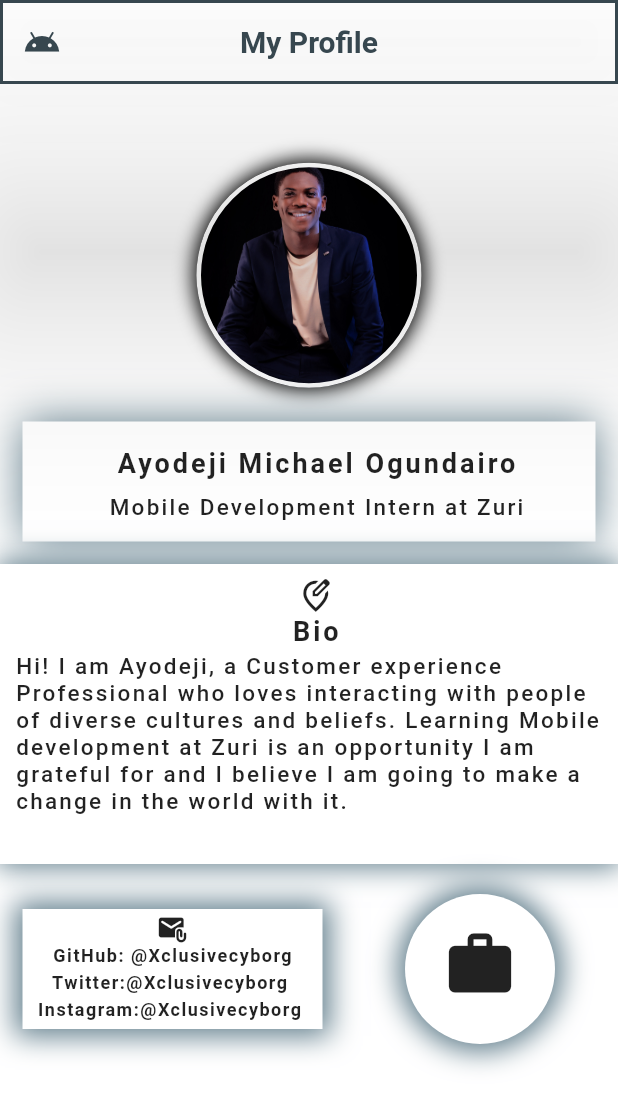
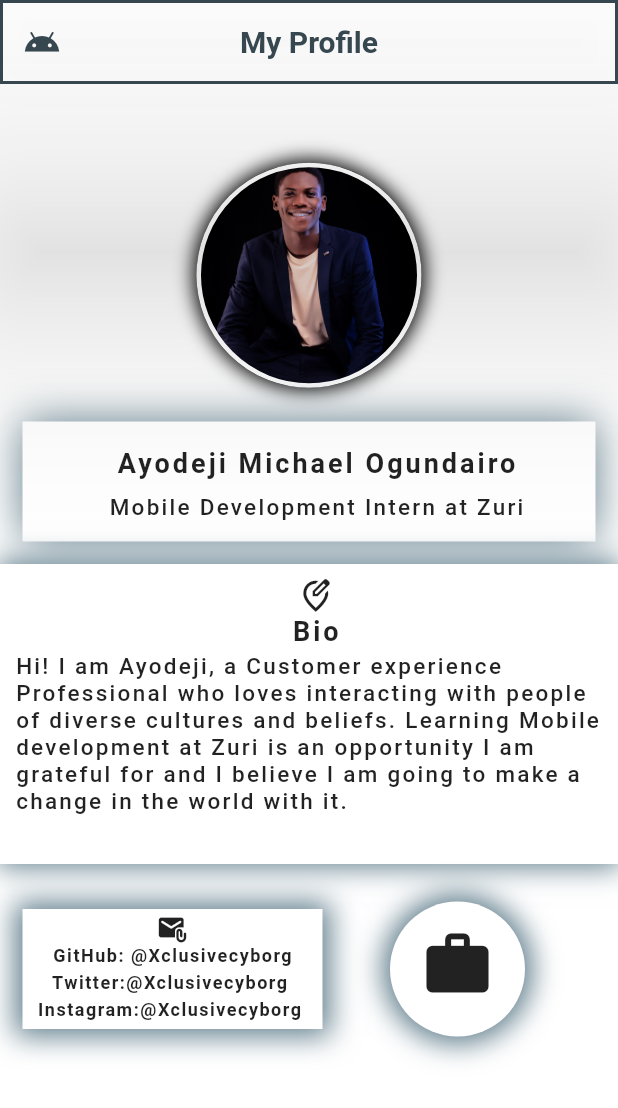
Before and after one commit to Xclusivecyborg/portfolioapp, a Flutter app: the screen it shows after launch, on a phone screen of 412 x 824 dp. Shown: the top 1108 px of the screen. Run offline on Flutter 3.47's test engine with Material 2 defaults, Android fonts, the phone set to English and light mode, and no system bars.

Commit message:
updated the ui

```diff
--- a/lib/main.dart
+++ b/lib/main.dart
@@ -229,11 +229,11 @@ class MyProfile extends StatelessWidget {
                     ),
                   ),
                   SizedBox(
-                    width: 40,
+                    width: 30,
                   ),
                   Container(
                     height: 120,
-                    width: 100,
+                    width: 90,
                     decoration: BoxDecoration(
                       boxShadow: [
                         BoxShadow(
```
